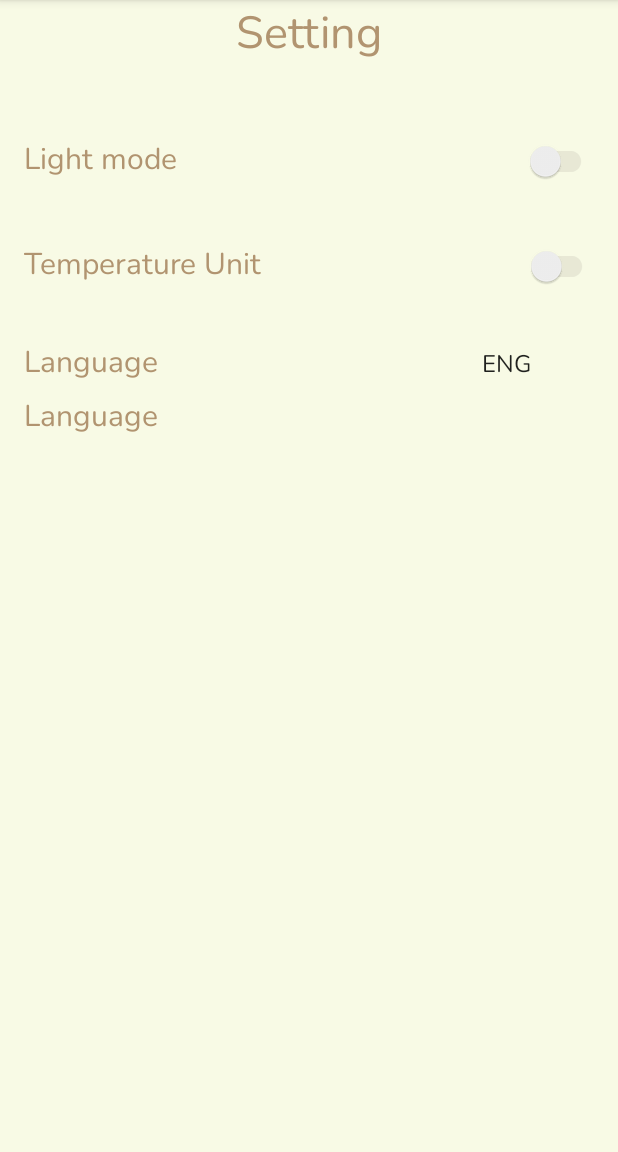
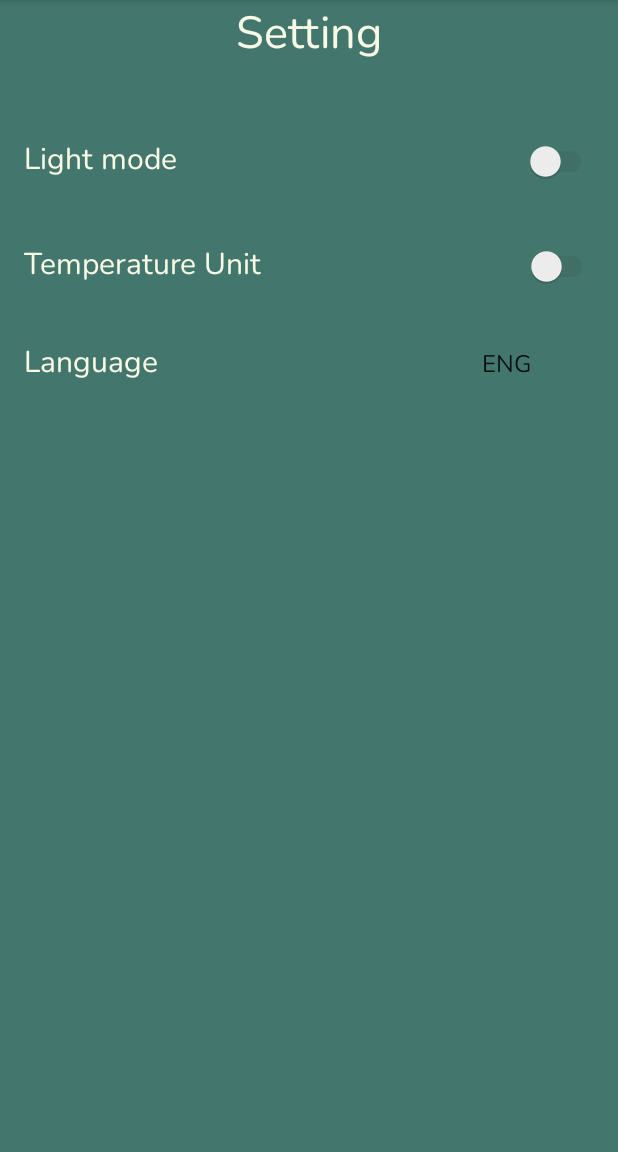
Before and after one commit to NHPI12/Group-Project-Soil-Condition-Analysis, an Android app: the screen it shows after launch (setting), in the side drawer, after a tap on "Settings", on a phone screen of 412 x 824 dp, the part 84-1236 px from its top. Run offline under Robolectric (Android 15) with nearby library versions, the light colour scheme and no system bars; our stand-ins replace Firebase (no records; nobody signed in at launch, a user with empty details on screens opened directly); libraries missing offline, so code that uses them is left out: com.github.mikephil.charting; 3 statements that could not run were skipped.

Commit message:
Fix Night Mode

```diff
--- a/soiCondition/app/src/main/java/vn/edu/usth/soicondition/MainActivity.java
+++ b/soiCondition/app/src/main/java/vn/edu/usth/soicondition/MainActivity.java
@@ -598,10 +598,10 @@ public class MainActivity extends AppCompatActivity implements SelectedPlantsAda
 
         //String apiKey = "sk-gAIS6560794454fbf2885";   // Quy's API key
         //String apiKey     = "sk-O0QK655e2575b0b303082";   // Nguyen Main
-        String apiKey     = "sk-JAdj65704f90038483358";   // Nguyen 2nd
+        //String apiKey     = "sk-JAdj65704f90038483358";   // Nguyen 2nd
         //String apiKey     = "sk-PEwA657057073ee313360";   // Quy 2nd
         //String apiKey = "sk-V27h658e9a807e9213607"; // Quy 3rd
-        //String apiKey = "sk-yMXy658e9fa1e97613609"; // Quy 4rd
+        String apiKey = "sk-yMXy658e9fa1e97613609"; // Quy 4rd
         boolean isDataFetched = false;
         if (!isDataFetched) {
                 // Fetch data only if it hasn't been fetched yet
--- a/soiCondition/app/src/main/java/vn/edu/usth/soicondition/PlantDetailsActivity.java
+++ b/soiCondition/app/src/main/java/vn/edu/usth/soicondition/PlantDetailsActivity.java
@@ -115,9 +115,9 @@ public class PlantDetailsActivity extends AppCompatActivity {
         Objects.requireNonNull(getSupportActionBar()).setDisplayHomeAsUpEnabled(true);
         //String apiKey     = "sk-gAIS6560794454fbf2885";   // Quy's API key
         //String apiKey     = "sk-O0QK655e2575b0b303082";   // Nguyen Main
-        String apiKey     = "sk-JAdj65704f90038483358";   // Nguyen 2nd
+        //String apiKey     = "sk-JAdj65704f90038483358";   // Nguyen 2nd
         //String apiKey     = "sk-PEwA657057073ee313360";   // Quy 2nd
-        //String apiKey = "sk-V27h658e9a807e9213607"; // Quy 3rd
+        String apiKey = "sk-V27h658e9a807e9213607"; // Quy 3rd
 
         //String apiKey ="sk-MUZ5659b830f829253689"; //Nguyen 3rd
         fetchPlantDetails(ID,apiKey);
--- a/soiCondition/app/src/main/res/drawable/gradient_green.xml
+++ b/soiCondition/app/src/main/res/drawable/gradient_green.xml
@@ -1,7 +1,7 @@
 <?xml version="1.0" encoding="utf-8"?>
 <shape xmlns:android="http://schemas.android.com/apk/res/android">
     <gradient
-        android:startColor="@color/lilwhite"
+        android:startColor="#00F8FAE5"
         android:endColor="@color/leaf"
         android:angle="90"/>
 </shape>
--- a/soiCondition/app/src/main/res/drawable/gradient_red.xml
+++ b/soiCondition/app/src/main/res/drawable/gradient_red.xml
@@ -1,7 +1,7 @@
 <?xml version="1.0" encoding="utf-8"?>
 <shape xmlns:android="http://schemas.android.com/apk/res/android">
     <gradient
-        android:startColor="@color/lilwhite"
+        android:startColor="#00F8FAE5"
         android:endColor="@color/lightRed"
         android:angle="90"/>
 </shape>
--- a/soiCondition/app/src/main/res/drawable/preview_screen.xml
+++ b/soiCondition/app/src/main/res/drawable/preview_screen.xml
@@ -1,4 +1,5 @@
 <?xml version="1.0" encoding="utf-8"?>
 <layer-list xmlns:android="http://schemas.android.com/apk/res/android">
-    <item android:drawable="@drawable/preview_light" />
+    <item android:drawable="@color/lilwhite" />
+    <item android:drawable="@drawable/preview_light_logo"/>
 </layer-list>
--- a/soiCondition/app/src/main/res/layout/activity_remove_plants.xml
+++ b/soiCondition/app/src/main/res/layout/activity_remove_plants.xml
@@ -26,7 +26,7 @@
             android:textAlignment="center"
             android:layout_marginTop="100dp"
             android:textSize="35sp"
-            android:textColor="@color/itemnavi"
+            android:textColor="@color/lilwhite"
             android:visibility="visible"
             android:layout_centerHorizontal="true"/>
         <TextView
@@ -39,7 +39,7 @@
             android:layout_centerHorizontal="true"
             android:layout_marginTop="150dp"
             android:layout_below="@id/no_plants_text"
-            android:textColor="@color/itemnavi"
+            android:textColor="@color/lilwhite"
             android:textSize="20sp"
             android:textStyle="bold"
             android:visibility="visible" />
--- a/soiCondition/app/src/main/res/layout/activity_setting.xml
+++ b/soiCondition/app/src/main/res/layout/activity_setting.xml
@@ -17,27 +17,22 @@
         <TextView
             android:layout_width="wrap_content"
             android:layout_height="wrap_content"
-
             android:layout_gravity="center"
-
-            style="@style/TextColor"
+            android:textColor="@color/lilwhite"
             android:text="Setting"
             android:textSize="30dp" />
 
         <LinearLayout
             android:layout_width="match_parent"
             android:layout_height="wrap_content"
-            android:layout_marginTop="40dp"
-
-            >
+            android:layout_marginTop="40dp">
 
             <TextView
                 android:id="@+id/lightmode"
                 android:layout_width="wrap_content"
                 android:layout_height="wrap_content"
                 android:layout_marginEnd="210dp"
-
-                style="@style/TextColor"
+                android:textColor="@color/lilwhite"
                 android:text="Light mode"
                 android:textSize="20dp" />
 
@@ -59,8 +54,7 @@
                 android:layout_width="197dp"
                 android:layout_height="wrap_content"
                 android:layout_marginEnd="115dp"
-
-                style="@style/TextColor"
+                android:textColor="@color/lilwhite"
                 android:text="Temperature Unit"
                 android:textSize="20dp" />
 
@@ -79,11 +73,10 @@
 
             <TextView
                 android:id="@+id/lang"
-                style="@style/TextColor"
+                android:textColor="@color/lilwhite"
                 android:layout_width="wrap_content"
                 android:layout_height="wrap_content"
                 android:layout_marginEnd="200dp"
-
                 android:text="Language"
                 android:textSize="20dp" />
 
@@ -96,17 +89,6 @@
 
         </LinearLayout>
 
-        <TextView
-            android:id="@+id/textex"
-            style="@style/TextColor"
-            android:layout_width="381dp"
-            android:layout_height="98dp"
-
-            android:layout_marginEnd="193dp"
-            android:text="Language"
-            android:textSize="20dp" />
-
-
     </LinearLayout>
 
 </androidx.constraintlayout.widget.ConstraintLayout>
--- a/soiCondition/app/src/main/res/values-night/colors.xml
+++ b/soiCondition/app/src/main/res/values-night/colors.xml
@@ -2,5 +2,4 @@
 <resources>
     <color name="itemnavi">@color/lilwhite</color>
     <color name="titleabc">@color/lilwhite</color>
-
 </resources>
--- a/soiCondition/app/src/main/res/values-night/themes.xml
+++ b/soiCondition/app/src/main/res/values-night/themes.xml
@@ -14,16 +14,17 @@
         <item name="tabIndicatorColor">@color/white</item>
         <!-- Customize your theme here. -->
         <item name="fontFamily">@font/nunito</item>
-        <item name="android:windowBackground">@color/lilwhite</item>
     </style>
 
 
     <style name="ScreenBackground"><item name="android:background">#152A38</item></style>
     <style name="ScreenBackground.2"><item name="android:background">#36597A</item></style>
+    <style name="ScreenBackground.4"><item name="android:background">#152A38</item></style>
     <style name="ScreenBackground.3"><item name="drawerLayoutStyle">@color/lilwhite</item></style>
     <style name="CardBackground"><item name="cardBackgroundColor">#36597A</item></style>
     <style name="CardBackground.2"><item name="cardBackgroundColor">#36597A</item></style>
     <style name="TextColor"><item name="android:textColor">@color/white</item></style>
+    <style name="TextColorData"><item name="android:textColor">@color/graywhite</item></style>
     <style name="ImageChange"><item name="android:src">@color/white</item></style>
     <style name="Switchmode"><item name="android:switchStyle">@color/black</item></style>
 
--- a/soiCondition/app/src/main/res/values/colors.xml
+++ b/soiCondition/app/src/main/res/values/colors.xml
@@ -15,8 +15,8 @@
     <color name="lilwhite">#F8FAE5</color>
     <color name="lilbrown">#B19470</color>
     <color name="verybrown">#76453B</color>
-
     <color name="itemnavi">#76453B</color>
+    <color name="graywhite">#9F9F9F</color>
     <color name="titleabc">@color/lilbrown</color>
     <color name="addremove">@color/verybrown</color>
     <color name="textviewgiday">@color/lilbrown</color>
--- a/soiCondition/app/src/main/res/values/styles.xml
+++ b/soiCondition/app/src/main/res/values/styles.xml
@@ -6,7 +6,6 @@
         <item name="colorAccent">@color/verybrown</item>
         <item name="fontFamily">@font/nunito</item>
         <item name="android:actionBarStyle">@style/MyActionBar</item>
-        <item name="android:windowBackground">@drawable/preview_screen</item>
     </style>
     <style name="NavigationViewItemStyle">
         <item name="android:textSize">20sp</item>
--- a/soiCondition/app/src/main/res/values/themes.xml
+++ b/soiCondition/app/src/main/res/values/themes.xml
@@ -1,47 +1,37 @@
 <resources xmlns:tools="http://schemas.android.com/tools"
     xmlns:app="http://schemas.android.com/apk/res-auto">
 
-    <!-- Base application theme. -->
     <style name="Theme.SoiCondition" parent="Theme.MaterialComponents.DayNight.DarkActionBar">
-        <!-- Primary brand color. -->
         <item name="colorPrimary">@color/black</item>
         <item name="colorPrimaryVariant">@color/black</item>
         <item name="colorOnPrimary">@color/white</item>
-        <!-- Secondary brand color. -->
         <item name="colorSecondary">@color/lilbrown</item>
         <item name="colorSecondaryVariant">@color/lilbrown</item>
         <item name="colorOnSecondary">@color/lilbrown</item>
-        <!-- Status bar color. -->
         <item name="android:statusBarColor" >@color/verybrown</item>
         <item name="tabIndicatorColor">@color/verybrown</item>
-        <!-- Customize your theme here. -->
         <item name="fontFamily">@font/nunito</item>
-        <item name="android:windowBackground">@drawable/preview_screen</item>
+        <item name="android:windowBackground">@color/lilwhite</item>
     </style>
-
-
-
-    <style name="ScreenBackground"><item name="android:background">@color/lilwhite</item></style>
+    <style name="ScreenBackground"><item name="android:background">@color/leaf</item></style>
     <style name="ScreenBackground.2"><item name="android:background">@color/lilwhite</item></style>
+    <style name="ScreenBackground.4"><item name="android:background">@color/lilwhite</item></style>
     <style name="ScreenBackground.3"><item name="drawerLayoutStyle">@color/leaf</item></style>
     <style name="CardBackground"><item name="cardBackgroundColor">@color/lilwhite</item></style>
     <style name="CardBackground.2"><item name="cardBackgroundColor">@color/lilwhite</item></style>
-    <style name="TextColor"><item name="android:textColor">@color/lilbrown</item></style>
+    <style name="TextColor"><item name="android:textColor">@color/verybrown</item></style>
+    <style name="TextColorData"><item name="android:textColor">@color/lilbrown</item></style>
     <style name="ImageChange"><item name="android:src">@color/white</item></style>
     <style name="Switchmode"><item name="android:switchStyle">@color/white</item></style>
-
     <style name="SCBSwitch" parent="Theme.AppCompat.Light">
         <item name="colorControlActivated">#B89B84</item>
         <item name="colorSwitchThumbNormal">#f1f1f1</item>
         <item name="android:colorForeground">#42221f1f</item>
     </style>
-
     <style name="spinnerahihi" parent="Theme.AppCompat.Light">
         <item name="android:textColor">@color/lilbrown</item>
         <item name="background">@color/white</item>
     </style>
-
-
     <style name="MyActionBarTheme" parent="ThemeOverlay.AppCompat.Dark.ActionBar">
         <item name="android:textColorPrimary">@color/black</item>
         <item name="android:background">@color/lilwhite</item>
--- a/soiCondition/build.gradle.kts
+++ b/soiCondition/build.gradle.kts
@@ -5,5 +5,5 @@ buildscript {
 }
 // Top-level build file where you can add configuration options common to all sub-projects/modules.
 plugins {
-    id("com.android.application") version "8.2.0" apply false
+    id("com.android.application") version "8.2.1" apply false
 }
```
Also changed, not shown: soiCondition/app/src/main/res/layout/activity_main.xml (+4 -4 lines), soiCondition/app/src/main/res/layout/activity_plant_details.xml (+6 -12 lines), soiCondition/app/src/main/res/layout/activity_your_plant.xml (+4 -5 lines), soiCondition/app/src/main/res/drawable/preview_light_logo.png (added).
